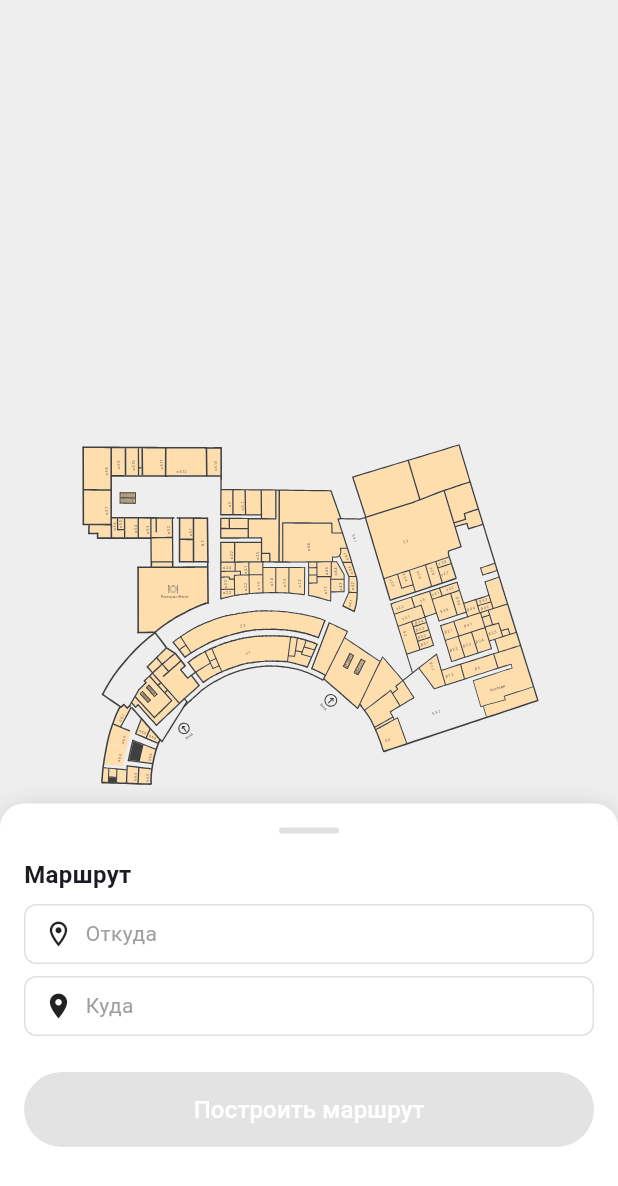
After one commit to npolyakova/programming-project, a Flutter app: the MainScreen screen opened by its route, on a phone screen of 412 x 824 dp. The commit adds this screen. Shown: the top 1186 px of the screen. Run offline on Flutter 3.47's test engine with Material 3 defaults, Android fonts, the phone set to English and light mode, and no system bars; our stand-ins replace dio, flutter_secure_storage, flutter_svg; accounts and stored records are empty; network calls fail.

Commit message:
Alpha build Work

```diff
--- a/Application_Front/lib/CORE/repositories/MapData.dart
+++ b/Application_Front/lib/CORE/repositories/MapData.dart
@@ -13,13 +13,17 @@ class MapData
 
   final ApiClient _apiClient = ApiClient(url: DataApplication.urlService);
 
-  final Map<int, RoomData> rooms = {};
+  static final Map<int, RoomData> _rooms = {};
 
   final Map<int, NodeMap> navigationPoints = {};
 
   late Size _originalSvgSize;
 
   late double svgScale;
+
+  static Map<int, RoomData> get GetRooms => _rooms;
+
+
 
   final Map<String, dynamic> testJson =
   {
@@ -50,6 +54,7 @@ class MapData
 
   late BoxConstraints _boxConstraints;
 
+
   Future<void> GetRoomData(Size originalSvgSize) async
   {
     _originalSvgSize = originalSvgSize;
@@ -72,7 +77,7 @@ class MapData
         for(var room in roomsList)
         {
             int id = room['id'];
-            rooms[id] = RoomData(
+            GetRooms[id] = RoomData(
                 id: id,
                 floor: room['floor'],
                 parent: room['parent'] ?? -1,
--- /dev/null
+++ b/Application_Front/lib/UI/widgets/DraggingScrollbarInfo.dart
@@ -0,0 +1,289 @@
+import 'package:application_front/CORE/repositories/RoomData.dart';
+import 'package:flutter/material.dart';
+import 'package:application_front/UI/widgets/MapWidgets/PathContainer.dart';
+
+enum RouteSheetDisplayMode {
+  routeSelection,  // Режим с полями "Откуда"/"Куда"
+  roomSelection    // Режим с кнопками "Отсюда"/"Сюда"
+}
+
+class RouteSheet extends StatefulWidget {
+
+  final DraggableScrollableController dragController;
+
+  final void Function(RoomData? from, RoomData? to)? onRouteChanged;
+
+  final RouteSheetDisplayMode initialMode;
+
+  const RouteSheet({
+    super.key,
+    required this.dragController,
+    this.onRouteChanged,
+    this.initialMode = RouteSheetDisplayMode.routeSelection,
+  });
+
+  static final GlobalKey<RouteSheetState> globalKey = GlobalKey<RouteSheetState>();
+
+  @override
+  State<RouteSheet> createState() => RouteSheetState();
+}
+
+class RouteSheetState extends State<RouteSheet> {
+  RoomData? _fromRoom;
+  RoomData? _toRoom;
+  RoomData? _currentRoom;
+
+  late RouteSheetDisplayMode _displayMode;
+
+  @override
+  void initState() {
+    super.initState();
+    _displayMode = widget.initialMode;
+  }
+
+  // Методы для внешнего управления
+  void updateDisplayMode(RouteSheetDisplayMode mode) {
+    setState(() {
+      _displayMode = mode;
+    });
+  }
+
+  void setCurrentRoom(RoomData room) {
+    setState(() {
+        _displayMode = RouteSheetDisplayMode.roomSelection;
+        _currentRoom = room;
+    });
+  }
+
+  void setFromRoom(RoomData? room) {
+    setState(() {
+      _fromRoom = room;
+    });
+  }
+
+  void setToRoom(RoomData? room) {
+    setState(() {
+      _toRoom = room;
+    });
+  }
+
+  Widget _buildRouteSelectionMode() {
+    return Column(
+      children: [
+        Container(
+          height: 40,
+          decoration: BoxDecoration(
+            border: Border.all(color: Colors.grey[300]!),
+            borderRadius: BorderRadius.circular(8),
+          ),
+          padding: const EdgeInsets.symmetric(horizontal: 12),
+          child: Row(
+            children: [
+              const Icon(Icons.location_on_outlined, size: 20),
+              const SizedBox(width: 8),
+              Text(
+                _fromRoom?.name ?? 'Откуда',
+                style: TextStyle(
+                  color: _fromRoom == null ? Colors.grey : Colors.black,
+                ),
+              ),
+            ],
+          ),
+        ),
+        const SizedBox(height: 8),
+        Container(
+          height: 40,
+          decoration: BoxDecoration(
+            border: Border.all(color: Colors.grey[300]!),
+            borderRadius: BorderRadius.circular(8),
+          ),
+          padding: const EdgeInsets.symmetric(horizontal: 12),
+          child: Row(
+            children: [
+              const Icon(Icons.location_on, size: 20),
+              const SizedBox(width: 8),
+              Text(
+                _toRoom?.name ?? 'Куда',
+                style: TextStyle(
+                  color: _toRoom == null ? Colors.grey : Colors.black,
+                ),
+              ),
+            ],
+          ),
+        ),
+        const SizedBox(height: 8),
+        _buildBuildRouteButton(),
+      ],
+    );
+  }
+
+  Widget _buildRoomSelectionMode() {
+    return Column(
+      children: [
+        Text(_currentRoom?.name ?? 'Выберите комнату',
+          style: const TextStyle(
+            fontSize: 16,
+            fontWeight: FontWeight.bold,
+          ),
+        ),
+        const SizedBox(height: 16),
+        Row(
+          children: [
+            Expanded(
+              child: ElevatedButton(
+                onPressed: () {
+                  setFromRoom(_currentRoom);
+                  updateDisplayMode(RouteSheetDisplayMode.routeSelection);
+                },
+                child: const Text('Отсюда',style: TextStyle(color: Colors.white)),
+                style:  ElevatedButton.styleFrom(
+                  backgroundColor: Color.fromARGB(255, 55, 32, 126)
+                ),
+              ),
+            ),
+            const SizedBox(width: 16),
+            Expanded(
+              child: ElevatedButton(
+                onPressed: () {
+                  setToRoom(_currentRoom);
+                  updateDisplayMode(RouteSheetDisplayMode.routeSelection);
+                },
+                child: const Text('Сюда',style: TextStyle(color: Colors.white),),
+                style:  ElevatedButton.styleFrom(
+                  backgroundColor: Color.fromARGB(255, 55, 32, 126)
+                ),
+              ),
+            ),
+          ],
+        ),
+      ],
+    );
+  }
+  Widget _buildBuildRouteButton() {
+    bool canBuildRoute = _fromRoom != null && _toRoom != null;
+
+    return Padding(
+      padding: const EdgeInsets.symmetric(vertical: 16.0),
+      child: ElevatedButton(
+        onPressed: canBuildRoute ? _buildRoute : null,
+        style: ElevatedButton.styleFrom(
+          minimumSize: const Size(double.infinity, 50),
+          backgroundColor: canBuildRoute ? Color.fromARGB(255, 55, 32, 126) : Color.fromARGB(255, 113, 103, 146),
+        ),
+        child: const Text(
+          'Построить маршрут',
+          style: TextStyle(
+            fontSize: 16,
+            color: Colors.white,
+          ),
+        ),
+      ),
+    );
+  }
+ void _buildRoute() {
+    if (_fromRoom != null && _toRoom != null) {
+      PathPaiting.globalKey.currentState?.updatePath(
+        _fromRoom!.id,
+        _toRoom!.id,
+      );
+      widget.onRouteChanged?.call(_fromRoom, _toRoom);
+    }
+  }
+  @override
+  Widget build(BuildContext context) {
+    var selectedRoomName = "";
+    if(_currentRoom != null)
+      selectedRoomName = _currentRoom!.name;
+    return DraggableScrollableSheet(
+      controller: widget.dragController,
+      initialChildSize: 0.35,
+      minChildSize: 0.04,
+      maxChildSize: 0.9,
+      snapAnimationDuration: const Duration(milliseconds: 300),
+      snap: true,
+      snapSizes: const [0.04, 0.35, 0.9],
+      builder: (context, scrollController) {
+        return Container(
+          decoration: BoxDecoration(
+            color: Colors.white,
+            borderRadius: const BorderRadius.vertical(top: Radius.circular(16)),
+            boxShadow: [
+              BoxShadow(
+                color: Colors.black.withOpacity(0.1),
+                blurRadius: 10,
+              )
+            ],
+          ),
+          child: ListView(
+            controller: scrollController,
+            padding: const EdgeInsets.all(16),
+            children: [
+              Center(
+                child: Container(
+                  width: 40,
+                  height: 4,
+                  margin: const EdgeInsets.only(bottom: 16),
+                  decoration: BoxDecoration(
+                    color: Colors.grey[300],
+                    borderRadius: BorderRadius.circular(2),
+                  ),
+                ),
+              ),
+              const Text('Маршрут',
+                style: TextStyle(
+                  fontSize: 16,
+                  fontWeight: FontWeight.bold,
+                ),
+              ),
+              const SizedBox(height: 8),
+
+              // Выбор режима отображения
+              _displayMode == RouteSheetDisplayMode.routeSelection
+                  ? _buildRouteSelectionMode()
+                  : _buildRoomSelectionMode(),
+
+              // Остальные виджеты (информация о маршруте)
+
+              // const Text('Информация о маршруте',
+              //   style: TextStyle(
+              //     fontSize: 14,
+              //     fontWeight: FontWeight.w500,
+              //   ),
+              // ),
+              // const SizedBox(height: 8),
+
+              // // Неинтерактивные информационные поля
+              // Container(
+              //   height: 40,
+              //   padding: const EdgeInsets.symmetric(horizontal: 12),
+              //   decoration: BoxDecoration(
+              //     color: Colors.grey[50],
+              //     borderRadius: BorderRadius.circular(8),
+              //   ),
+              //   alignment: Alignment.centerLeft,
+              //   child: Text('Дистанция',
+              //     style: TextStyle(color: Colors.grey[600]),
+              //   ),
+              // ),
+              // const SizedBox(height: 8),
+
+              // Container(
+              //   height: 40,
+              //   padding: const EdgeInsets.symmetric(horizontal: 12),
+              //   decoration: BoxDecoration(
+              //     color: Colors.grey[50],
+              //     borderRadius: BorderRadius.circular(8),
+              //   ),
+              //   alignment: Alignment.centerLeft,
+              //   child: Text('Время',
+              //     style: TextStyle(color: Colors.grey[600]),
+              //   ),
+              // ),
+              //... // Остальные виджеты из исходного кода
+            ],
+          ),
+        );
+      },
+    );
+  }
+}
--- a/Application_Front/lib/UI/widgets/MapWidgets/InteractiveMap.dart
+++ b/Application_Front/lib/UI/widgets/MapWidgets/InteractiveMap.dart
@@ -132,13 +132,16 @@ class _InteractiveMap extends State<InteractiveMap>
                       alignment: AlignmentDirectional.topStart,
                       child: _mapImage
                     ),
-                    ..._mapData.rooms.values.map((room) {
+                    ...MapData.GetRooms.values.map((room) {
                       return room.GetRoomButton(
                         widget.onRoomTap,
                         transformOffset: calculatePosition  // Передаем функцию трансформации
                       );
                     }).toList(),
-                    PathPaiting(startPoint: 1, endPoint: 2, mapData: _mapData),
+                    PathPaiting(
+                     key: PathPaiting.globalKey,
+                     mapData: _mapData,
+                     transformOffset: calculatePosition),
                   ],
                 );
               }
```
Also changed, not shown: Application_Front/lib/CORE/repositories/RoomData.dart (+4 -4 lines), Application_Front/lib/UI/screens/MainScreen.dart (+24 -131 lines), Application_Front/lib/UI/widgets/MapWidgets/PathContainer.dart (+53 -23 lines), Application_Front/pubspec.yaml (+8 -0 lines), Application_Front/Resources/Logo.png, Application_Front/pubspec.lock, 30 other files.
